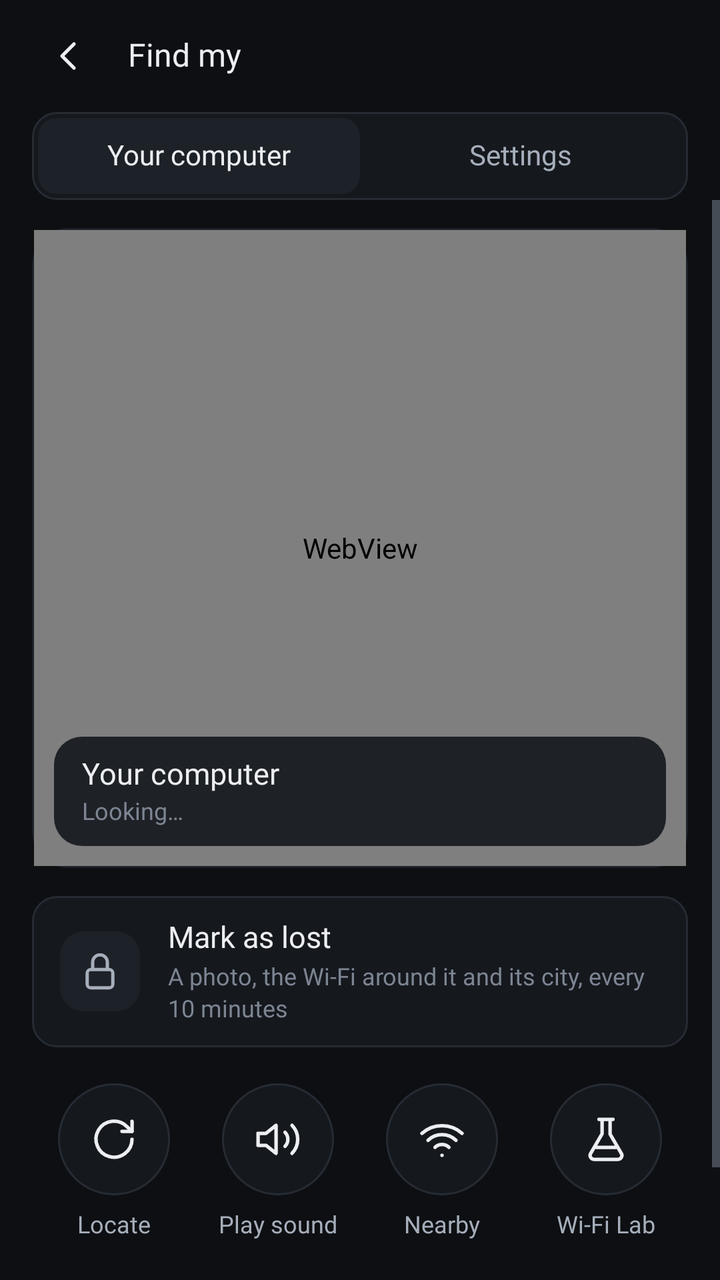
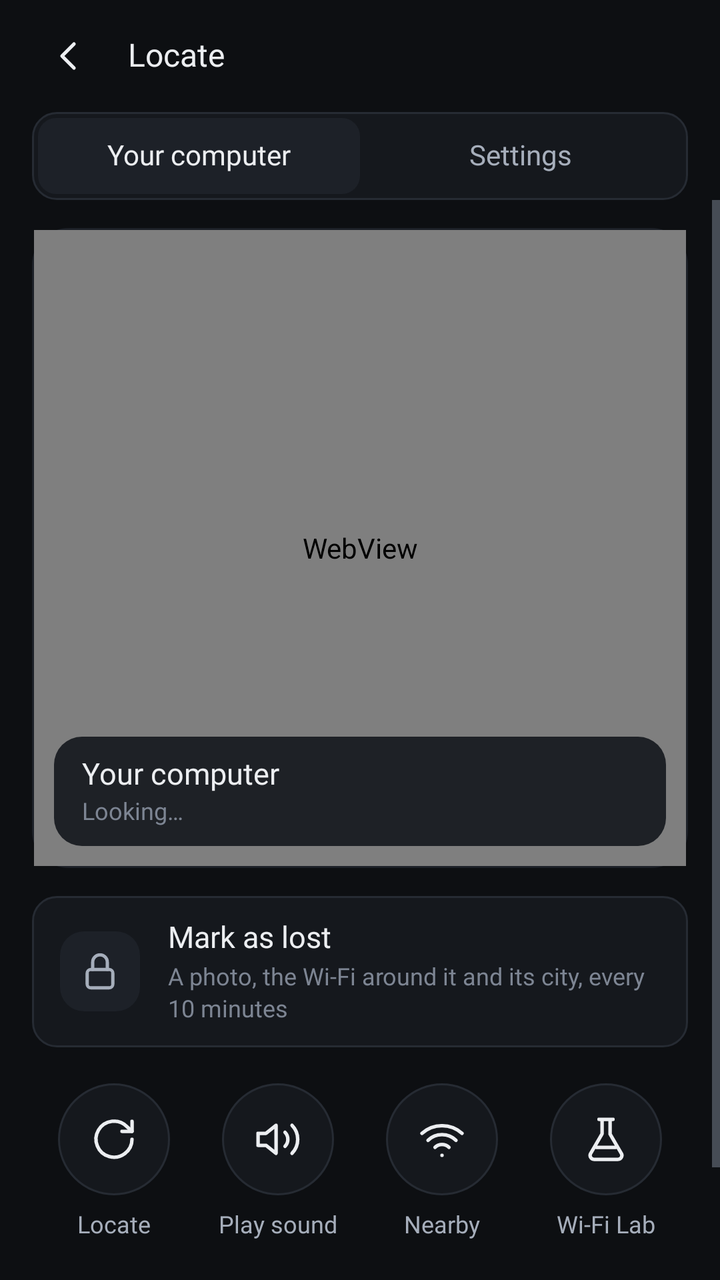

Screens rendered from an Android XML layout before and after an edit, with the pre-edit source and the edit as a unified diff.
<!-- AndroidManifest.xml: application theme AppTheme -->
<!-- res/layout/activity_find_my.xml -->
<?xml version="1.0" encoding="utf-8"?>
<LinearLayout xmlns:android="http://schemas.android.com/apk/res/android"
    android:layout_width="match_parent"
    android:layout_height="match_parent"
    android:background="@color/o_ground"
    android:orientation="vertical">

    <LinearLayout
        android:layout_width="match_parent"
        android:layout_height="56dp"
        android:gravity="center_vertical"
        android:orientation="horizontal"
        android:paddingStart="12dp"
        android:paddingEnd="16dp">

        <Button
            android:id="@+id/btn_findmy_back"
            style="@style/Btn.Icon"
            android:contentDescription="Back"
            android:drawableTop="@drawable/ic_o_chevron_left"
            android:drawableTint="@color/o_text"
            android:paddingTop="10dp"
            android:text="" />

        <TextView
            style="@style/Text.Heading"
            android:layout_width="wrap_content"
            android:layout_height="wrap_content"
            android:layout_marginStart="8dp"
            android:text="Find my" />
    </LinearLayout>

    <LinearLayout
        android:layout_width="match_parent"
        android:layout_height="44dp"
        android:layout_marginStart="16dp"
        android:layout_marginEnd="16dp"
        android:background="@drawable/findmy_segment_track"
        android:orientation="horizontal"
        android:padding="3dp">

        <TextView
            android:id="@+id/tab_findmy_computer"
            style="@style/Text"
            android:layout_width="0dp"
            android:layout_height="match_parent"
            android:layout_weight="1"
            android:background="@drawable/findmy_segment_on"
            android:fontFamily="@font/geist_medium"
            android:gravity="center"
            android:text="Your computer"
            android:textSize="14sp" />

        <TextView
            android:id="@+id/tab_findmy_settings"
            style="@style/Text"
            android:layout_width="0dp"
            android:layout_height="match_parent"
            android:layout_weight="1"
            android:fontFamily="@font/geist_medium"
            android:gravity="center"
            android:text="Settings"
            android:textColor="@color/o_text_2"
            android:textSize="14sp" />
    </LinearLayout>

    <FrameLayout
        android:layout_width="match_parent"
        android:layout_height="0dp"
        android:layout_weight="1">

        
        <ScrollView
            android:id="@+id/sv_findmy_computer"
            android:layout_width="match_parent"
            android:layout_height="match_parent">

            <LinearLayout
                android:layout_width="match_parent"
                android:layout_height="wrap_content"
                android:orientation="vertical"
                android:paddingStart="16dp"
                android:paddingTop="14dp"
                android:paddingEnd="16dp"
                android:paddingBottom="24dp">

                <FrameLayout
                    android:layout_width="match_parent"
                    android:layout_height="320dp"
                    android:background="@drawable/term_screen_bg"
                    android:padding="1dp">

                    <WebView
                        android:id="@+id/wv_findmy_map"
                        android:layout_width="match_parent"
                        android:layout_height="match_parent" />

                    <LinearLayout
                        android:layout_width="match_parent"
                        android:layout_height="wrap_content"
                        android:layout_gravity="bottom"
                        android:layout_margin="10dp"
                        android:background="@drawable/findmy_status_pill"
                        android:orientation="vertical"
                        android:paddingStart="14dp"
                        android:paddingTop="10dp"
                        android:paddingEnd="14dp"
                        android:paddingBottom="10dp">

                        <TextView
                            android:id="@+id/tv_findmy_name"
                            style="@style/Text"
                            android:layout_width="wrap_content"
                            android:layout_height="wrap_content"
                            android:ellipsize="end"
                            android:fontFamily="@font/geist_semibold"
                            android:singleLine="true"
                            android:text="Your computer"
                            android:textSize="15sp" />

                        <TextView
                            android:id="@+id/tv_findmy_seen"
                            style="@style/Text.Caption"
                            android:layout_width="match_parent"
                            android:layout_height="wrap_content"
                            android:layout_marginTop="3dp"
                            android:lineSpacingExtra="2dp"
                            android:text="Looking…" />
                    </LinearLayout>
                </FrameLayout>

                
                <LinearLayout
                    android:id="@+id/row_findmy_lost"
                    android:layout_width="match_parent"
                    android:layout_height="wrap_content"
                    android:layout_marginTop="14dp"
                    android:background="@drawable/card_bg"
                    android:clickable="true"
                    android:focusable="true"
                    android:gravity="center_vertical"
                    android:minHeight="68dp"
                    android:orientation="horizontal"
                    android:paddingStart="14dp"
                    android:paddingTop="12dp"
                    android:paddingEnd="12dp"
                    android:paddingBottom="12dp">

                    <ImageView
                        android:id="@+id/iv_findmy_lost"
                        android:layout_width="40dp"
                        android:layout_height="40dp"
                        android:background="@drawable/bg_icon_tile"
                        android:importantForAccessibility="no"
                        android:padding="9dp"
                        android:src="@drawable/ic_o_lock"
                        android:tint="@color/o_text_2" />

                    <LinearLayout
                        android:layout_width="0dp"
                        android:layout_height="wrap_content"
                        android:layout_marginStart="14dp"
                        android:layout_marginEnd="8dp"
                        android:layout_weight="1"
                        android:orientation="vertical">

                        <TextView
                            android:id="@+id/tv_findmy_lost"
                            style="@style/Text"
                            android:layout_width="wrap_content"
                            android:layout_height="wrap_content"
                            android:fontFamily="@font/geist_medium"
                            android:text="Mark as lost"
                            android:textSize="15sp" />

                        <TextView
                            android:id="@+id/tv_findmy_lost_desc"
                            style="@style/Text.Caption"
                            android:layout_width="wrap_content"
                            android:layout_height="wrap_content"
                            android:layout_marginTop="4dp"
                            android:lineSpacingExtra="2dp"
                            android:text="A photo, the Wi-Fi around it and its city, every 10 minutes" />
                    </LinearLayout>
                </LinearLayout>
                <LinearLayout
                    android:layout_width="match_parent"
                    android:layout_height="wrap_content"
                    android:layout_marginTop="18dp"
                    android:baselineAligned="false"
                    android:orientation="horizontal">

                    <LinearLayout
                        android:layout_width="0dp"
                        android:layout_height="wrap_content"
                        android:layout_weight="1"
                        android:gravity="center_horizontal"
                        android:orientation="vertical">

                        <ImageButton
                            android:id="@+id/btn_findmy_locate"
                            android:layout_width="56dp"
                            android:layout_height="56dp"
                            android:background="@drawable/findmy_action"
                            android:contentDescription="Locate"
                            android:src="@drawable/ic_o_refresh"
                            android:tint="@color/o_text" />

                        <TextView
                            android:id="@+id/tv_findmy_locate"
                            style="@style/Text.Caption"
                            android:layout_width="wrap_content"
                            android:layout_height="wrap_content"
                            android:layout_marginTop="8dp"
                            android:text="Locate"
                            android:textColor="@color/o_text_2" />
                    </LinearLayout>

                    <LinearLayout
                        android:layout_width="0dp"
                        android:layout_height="wrap_content"
                        android:layout_weight="1"
                        android:gravity="center_horizontal"
                        android:orientation="vertical">

                        <ImageButton
                            android:id="@+id/btn_findmy_ring"
                            android:layout_width="56dp"
                            android:layout_height="56dp"
                            android:background="@drawable/findmy_action"
                            android:contentDescription="Play sound"
                            android:src="@drawable/ic_o_volume_up"
                            android:tint="@color/o_text" />

                        <TextView
                            android:id="@+id/tv_findmy_ring"
                            style="@style/Text.Caption"
                            android:layout_width="wrap_content"
                            android:layout_height="wrap_content"
                            android:layout_marginTop="8dp"
                            android:text="Play sound"
                            android:textColor="@color/o_text_2" />
                    </LinearLayout>

                    <LinearLayout
                        android:layout_width="0dp"
                        android:layout_height="wrap_content"
                        android:layout_weight="1"
                        android:gravity="center_horizontal"
                        android:orientation="vertical">

                        <ImageButton
                            android:id="@+id/btn_findmy_nearby"
                            android:layout_width="56dp"
                            android:layout_height="56dp"
                            android:background="@drawable/findmy_action"
                            android:contentDescription="Nearby"
                            android:src="@drawable/ic_o_wifi"
                            android:tint="@color/o_text" />

                        <TextView
                            android:id="@+id/tv_findmy_nearby"
                            style="@style/Text.Caption"
                            android:layout_width="wrap_content"
                            android:layout_height="wrap_content"
                            android:layout_marginTop="8dp"
                            android:text="Nearby"
                            android:textColor="@color/o_text_2" />
                    </LinearLayout>

                    <LinearLayout
                        android:layout_width="0dp"
                        android:layout_height="wrap_content"
                        android:layout_weight="1"
                        android:gravity="center_horizontal"
                        android:orientation="vertical">

                        <ImageButton
                            android:id="@+id/btn_findmy_wifilab"
                            android:layout_width="56dp"
                            android:layout_height="56dp"
                            android:background="@drawable/findmy_action"
                            android:contentDescription="Wi-Fi Lab"
                            android:src="@drawable/ic_o_flask"
                            android:tint="@color/o_text" />

                        <TextView
                            android:id="@+id/tv_findmy_wifilab"
                            style="@style/Text.Caption"
                            android:layout_width="wrap_content"
                            android:layout_height="wrap_content"
                            android:layout_marginTop="8dp"
                            android:text="Wi-Fi Lab"
                            android:textColor="@color/o_text_2" />
                    </LinearLayout>

                </LinearLayout>


                
                <LinearLayout
                    android:id="@+id/ll_findmy_meter"
                    android:layout_width="match_parent"
                    android:layout_height="wrap_content"
                    android:layout_marginTop="16dp"
                    android:background="@drawable/card_bg"
                    android:orientation="vertical"
                    android:padding="14dp"
                    android:visibility="gone">

                    <TextView
                        android:id="@+id/tv_findmy_meter"
                        style="@style/Text"
                        android:layout_width="wrap_content"
                        android:layout_height="wrap_content"
                        android:fontFamily="@font/geist_semibold"
                        android:text="Comparing Wi-Fi…"
                        android:textSize="20sp" />

                    <ProgressBar
                        android:id="@+id/pb_findmy_meter"
                        style="?android:attr/progressBarStyleHorizontal"
                        android:layout_width="match_parent"
                        android:layout_height="10dp"
                        android:layout_marginTop="12dp"
                        android:max="100"
                        android:progress="0"
                        android:progressDrawable="@drawable/findmy_meter" />

                    <TextView
                        android:id="@+id/tv_findmy_meter_sub"
                        style="@style/Text.Caption"
                        android:layout_width="wrap_content"
                        android:layout_height="wrap_content"
                        android:layout_marginTop="10dp"
                        android:lineSpacingExtra="2dp"
                        android:text="" />
                </LinearLayout>

                <TextView
                    style="@style/Text.Overline"
                    android:layout_width="wrap_content"
                    android:layout_height="wrap_content"
                    android:layout_marginTop="24dp"
                    android:layout_marginBottom="6dp"
                    android:text="Recent" />

                <LinearLayout
                    android:id="@+id/ll_findmy_alerts"
                    android:layout_width="match_parent"
                    android:layout_height="wrap_content"
                    android:orientation="vertical" />

                <TextView
                    android:id="@+id/tv_findmy_alerts_empty"
                    style="@style/Text.Caption"
                    android:layout_width="wrap_content"
                    android:layout_height="wrap_content"
                    android:text="Nothing unusual. All quiet in orbit." />
            </LinearLayout>
        </ScrollView>

        
        <ScrollView
            android:id="@+id/sv_findmy_settings"
            android:layout_width="match_parent"
            android:layout_height="match_parent"
            android:visibility="gone">

            <LinearLayout
                android:layout_width="match_parent"
                android:layout_height="wrap_content"
                android:orientation="vertical"
                android:paddingStart="16dp"
                android:paddingTop="6dp"
                android:paddingEnd="16dp"
                android:paddingBottom="24dp">

                <TextView
                    style="@style/Text.Overline"
                    android:layout_width="wrap_content"
                    android:layout_height="wrap_content"
                    android:layout_marginTop="16dp"
                    android:layout_marginBottom="6dp"
                    android:text="Your computer" />

                <LinearLayout
                    android:layout_width="match_parent"
                    android:layout_height="wrap_content"
                    android:background="@drawable/card_bg"
                    android:orientation="vertical"
                    android:paddingStart="14dp"
                    android:paddingEnd="8dp">

                <LinearLayout
                    android:layout_width="match_parent"
                    android:layout_height="wrap_content"
                    android:baselineAligned="false"
                    android:gravity="center_vertical"
                    android:minHeight="68dp"
                    android:orientation="horizontal"
                    android:paddingTop="12dp"
                    android:paddingBottom="12dp">

                    <ImageView
                        android:layout_width="40dp"
                        android:layout_height="40dp"
                        android:background="@drawable/bg_icon_tile"
                        android:importantForAccessibility="no"
                        android:padding="9dp"
                        android:src="@drawable/ic_o_lock"
                        android:tint="@color/o_text_2" />

                    <LinearLayout
                        android:layout_width="0dp"
                        android:layout_height="wrap_content"
                        android:layout_marginStart="14dp"
                        android:layout_marginEnd="12dp"
                        android:layout_weight="1"
                        android:orientation="vertical">

                        <TextView
                            style="@style/Text"
                            android:layout_width="wrap_content"
                            android:layout_height="wrap_content"
                            android:fontFamily="@font/geist_medium"
                            android:text="Lock when I walk away"
                            android:textSize="15sp" />

                        <TextView
                            android:id="@+id/tv_findmy_walk_desc"
                            style="@style/Text.Caption"
                            android:layout_width="wrap_content"
                            android:layout_height="wrap_content"
                            android:layout_marginTop="4dp"
                            android:lineSpacingExtra="2dp"
                            android:text="When this phone leaves, the computer locks itself" />
                    </LinearLayout>

                    <Switch
                        android:id="@+id/switch_findmy_walk"
                        android:layout_width="wrap_content"
                        android:layout_height="wrap_content"
                        android:minHeight="44dp" />
                </LinearLayout>

                <LinearLayout
                    android:layout_width="match_parent"
                    android:layout_height="wrap_content"
                    android:baselineAligned="false"
                    android:gravity="center_vertical"
                    android:minHeight="68dp"
                    android:orientation="horizontal"
                    android:paddingTop="12dp"
                    android:paddingBottom="12dp">

                    <ImageView
                        android:layout_width="40dp"
                        android:layout_height="40dp"
                        android:background="@drawable/bg_icon_tile"
                        android:importantForAccessibility="no"
                        android:padding="9dp"
                        android:src="@drawable/ic_o_camera"
                        android:tint="@color/o_text_2" />

                    <LinearLayout
                        android:layout_width="0dp"
                        android:layout_height="wrap_content"
                        android:layout_marginStart="14dp"
                        android:layout_marginEnd="12dp"
                        android:layout_weight="1"
                        android:orientation="vertical">

                        <TextView
                            style="@style/Text"
                            android:layout_width="wrap_content"
                            android:layout_height="wrap_content"
                            android:fontFamily="@font/geist_medium"
                            android:text="Photo on wrong password"
                            android:textSize="15sp" />

                        <TextView
                            android:id="@+id/tv_findmy_pcphoto_desc"
                            style="@style/Text.Caption"
                            android:layout_width="wrap_content"
                            android:layout_height="wrap_content"
                            android:layout_marginTop="4dp"
                            android:lineSpacingExtra="2dp"
                            android:text="Its webcam takes a photo and sends it here" />
                    </LinearLayout>

                    <Switch
                        android:id="@+id/switch_findmy_pcphoto"
                        android:layout_width="wrap_content"
                        android:layout_height="wrap_content"
                        android:minHeight="44dp" />
                </LinearLayout>

                </LinearLayout>

                <TextView
                    style="@style/Text.Overline"
                    android:layout_width="wrap_content"
                    android:layout_height="wrap_content"
                    android:layout_marginTop="22dp"
                    android:layout_marginBottom="6dp"
                    android:text="This phone" />

                <LinearLayout
                    android:layout_width="match_parent"
                    android:layout_height="wrap_content"
                    android:background="@drawable/card_bg"
                    android:orientation="vertical"
                    android:paddingStart="14dp"
                    android:paddingEnd="8dp">

                <LinearLayout
                    android:layout_width="match_parent"
                    android:layout_height="wrap_content"
                    android:baselineAligned="false"
                    android:gravity="center_vertical"
                    android:minHeight="68dp"
                    android:orientation="horizontal"
                    android:paddingTop="12dp"
                    android:paddingBottom="12dp">

                    <ImageView
                        android:layout_width="40dp"
                        android:layout_height="40dp"
                        android:background="@drawable/bg_icon_tile"
                        android:importantForAccessibility="no"
                        android:padding="9dp"
                        android:src="@drawable/ic_o_target"
                        android:tint="@color/o_text_2" />

                    <LinearLayout
                        android:layout_width="0dp"
                        android:layout_height="wrap_content"
                        android:layout_marginStart="14dp"
                        android:layout_marginEnd="12dp"
                        android:layout_weight="1"
                        android:orientation="vertical">

                        <TextView
                            style="@style/Text"
                            android:layout_width="wrap_content"
                            android:layout_height="wrap_content"
                            android:fontFamily="@font/geist_medium"
                            android:text="Share location"
                            android:textSize="15sp" />

                        <TextView
                            android:id="@+id/tv_findmy_share_desc"
                            style="@style/Text.Caption"
                            android:layout_width="wrap_content"
                            android:layout_height="wrap_content"
                            android:layout_marginTop="4dp"
                            android:lineSpacingExtra="2dp"
                            android:text="Only your computer gets it" />
                    </LinearLayout>

                    <Switch
                        android:id="@+id/switch_findmy_share"
                        android:layout_width="wrap_content"
                        android:layout_height="wrap_content"
                        android:minHeight="44dp" />
                </LinearLayout>

                <LinearLayout
                    android:layout_width="match_parent"
                    android:layout_height="wrap_content"
                    android:baselineAligned="false"
                    android:gravity="center_vertical"
                    android:minHeight="68dp"
                    android:orientation="horizontal"
                    android:paddingTop="12dp"
                    android:paddingBottom="12dp">

                    <ImageView
                        android:layout_width="40dp"
                        android:layout_height="40dp"
                        android:background="@drawable/bg_icon_tile"
                        android:importantForAccessibility="no"
                        android:padding="9dp"
                        android:src="@drawable/ic_o_camera"
                        android:tint="@color/o_text_2" />

                    <LinearLayout
                        android:layout_width="0dp"
                        android:layout_height="wrap_content"
                        android:layout_marginStart="14dp"
                        android:layout_marginEnd="12dp"
                        android:layout_weight="1"
                        android:orientation="vertical">

                        <TextView
                            style="@style/Text"
                            android:layout_width="wrap_content"
                            android:layout_height="wrap_content"
                            android:fontFamily="@font/geist_medium"
                            android:text="Photo on wrong unlock"
                            android:textSize="15sp" />

                        <TextView
                            android:id="@+id/tv_findmy_photo_desc"
                            style="@style/Text.Caption"
                            android:layout_width="wrap_content"
                            android:layout_height="wrap_content"
                            android:layout_marginTop="4dp"
                            android:lineSpacingExtra="2dp"
                            android:text="The front camera takes a photo for the computer" />
                    </LinearLayout>

                    <Switch
                        android:id="@+id/switch_findmy_photo"
                        android:layout_width="wrap_content"
                        android:layout_height="wrap_content"
                        android:minHeight="44dp" />
                </LinearLayout>

                <LinearLayout
                    android:layout_width="match_parent"
                    android:layout_height="wrap_content"
                    android:baselineAligned="false"
                    android:gravity="center_vertical"
                    android:minHeight="68dp"
                    android:orientation="horizontal"
                    android:paddingTop="12dp"
                    android:paddingBottom="12dp">

                    <ImageView
                        android:layout_width="40dp"
                        android:layout_height="40dp"
                        android:background="@drawable/bg_icon_tile"
                        android:importantForAccessibility="no"
                        android:padding="9dp"
                        android:src="@drawable/ic_o_phone"
                        android:tint="@color/o_text_2" />

                    <LinearLayout
                        android:layout_width="0dp"
                        android:layout_height="wrap_content"
                        android:layout_marginStart="14dp"
                        android:layout_marginEnd="12dp"
                        android:layout_weight="1"
                        android:orientation="vertical">

                        <TextView
                            style="@style/Text"
                            android:layout_width="wrap_content"
                            android:layout_height="wrap_content"
                            android:fontFamily="@font/geist_medium"
                            android:text="SIM change alert"
                            android:textSize="15sp" />

                        <TextView
                            android:id="@+id/tv_findmy_sim_desc"
                            style="@style/Text.Caption"
                            android:layout_width="wrap_content"
                            android:layout_height="wrap_content"
                            android:layout_marginTop="4dp"
                            android:lineSpacingExtra="2dp"
                            android:text="The computer hears if the SIM is swapped" />
                    </LinearLayout>

                    <Switch
                        android:id="@+id/switch_findmy_sim"
                        android:layout_width="wrap_content"
                        android:layout_height="wrap_content"
                        android:minHeight="44dp" />
                </LinearLayout>

                </LinearLayout>

                <TextView
                    style="@style/Text.Caption"
                    android:layout_width="match_parent"
                    android:layout_height="wrap_content"
                    android:layout_marginTop="14dp"
                    android:lineSpacingExtra="2dp"
                    android:text="A phone that is off or offline can't be found; the computer then shows where it was last. On the computer, Find my phone is in Orbit's tray menu." />
            </LinearLayout>
        </ScrollView>
    </FrameLayout>
</LinearLayout>
<!-- resources referenced by this layout -->
<resources>
  <color name="o_ground">#0D0F12</color>
  <color name="o_text">#ECEEF1</color>
  <color name="o_text_2">#A6AEBB</color>
  <!-- drawable bg_icon_tile (drawable) -->
  <?xml version="1.0" encoding="utf-8"?>
  <shape xmlns:android="http://schemas.android.com/apk/res/android" android:shape="rectangle"><solid android:color="@color/o_raised"/><corners android:radius="12dp"/></shape>
  <!-- drawable findmy_segment_on (drawable) -->
  <?xml version="1.0" encoding="utf-8"?>
  <shape xmlns:android="http://schemas.android.com/apk/res/android" android:shape="rectangle">
      <solid android:color="@color/o_raised" />
      <corners android:radius="9dp" />
  </shape>
  <!-- drawable findmy_segment_track (drawable) -->
  <?xml version="1.0" encoding="utf-8"?>
  <shape xmlns:android="http://schemas.android.com/apk/res/android" android:shape="rectangle">
      <solid android:color="@color/o_surface" />
      <stroke android:width="1dp" android:color="@color/o_hairline" />
      <corners android:radius="12dp" />
  </shape>
  <!-- drawable findmy_status_pill (drawable) -->
  <?xml version="1.0" encoding="utf-8"?>
  <shape xmlns:android="http://schemas.android.com/apk/res/android" android:shape="rectangle">
      <solid android:color="#E615181D" />
      <corners android:radius="14dp" />
  </shape>
  <!-- drawable term_screen_bg (drawable) -->
  <?xml version="1.0" encoding="utf-8"?>
  <shape xmlns:android="http://schemas.android.com/apk/res/android" android:shape="rectangle"><solid android:color="@color/o_screen"/><stroke android:width="1dp" android:color="@color/o_raised"/><corners android:radius="18dp"/></shape>
  <style name="Text">
          <item name="android:fontFamily">@font/geist_regular</item>
          <item name="android:textColor">@color/o_text</item>
          <item name="android:includeFontPadding">false</item>
      </style>
  <style name="Text.Caption">
          <item name="android:textSize">12sp</item>
          <item name="android:textColor">@color/o_text_3</item>
      </style>
  <style name="Text.Heading">
          <item name="android:fontFamily">@font/geist_semibold</item>
          <item name="android:textSize">16sp</item>
      </style>
  <style name="Text.Overline">
          <item name="android:fontFamily">@font/geist_semibold</item>
          <item name="android:textSize">13sp</item>
          <item name="android:textColor">@color/o_text_2</item>
      </style>
  <color name="o_raised">#1D2128</color>
  <color name="o_ripple">#1FFFFFFF</color>
  <color name="o_surface">#15181D</color>
  <color name="o_hairline">#262B33</color>
  <color name="o_online">#46D39A</color>
  <color name="o_screen">#090B0E</color>
  <dimen name="touch_target">44dp</dimen>
  <color name="o_text_3">#7D8593</color>
  <color name="o_accent">#8EA8FF</color>
  <color name="o_accent_tint">#1F2740</color>
  <!-- drawable bg_dialog (drawable) -->
  <?xml version="1.0" encoding="utf-8"?>
  <shape xmlns:android="http://schemas.android.com/apk/res/android" android:shape="rectangle"><solid android:color="@color/o_surface"/><stroke android:width="1dp" android:color="@color/o_hairline"/><corners android:radius="24dp"/></shape>
  <style name="DialogButton" parent="@android:style/Widget.DeviceDefault.Button.Borderless">
          <item name="android:textColor">@color/o_accent</item>
          <item name="android:textAllCaps">false</item>
          <item name="android:fontFamily">@font/geist_medium</item>
          <item name="android:textSize">15sp</item>
      </style>
  <style name="DialogTitle" parent="@android:style/TextAppearance.DeviceDefault.DialogWindowTitle">
          <item name="android:fontFamily">@font/geist_semibold</item>
          <item name="android:textSize">18sp</item>
          <item name="android:textColor">@color/o_text</item>
      </style>
  <!-- unchanged entries left out for length: 16 -->
</resources>

<!-- the commit's change to res/layout/activity_find_my.xml (unified diff, before → after) -->
@@ -27,7 +27,7 @@
             android:layout_width="wrap_content"
             android:layout_height="wrap_content"
             android:layout_marginStart="8dp"
-            android:text="Find my" />
+            android:text="Locate" />
     </LinearLayout>
 
     <LinearLayout
